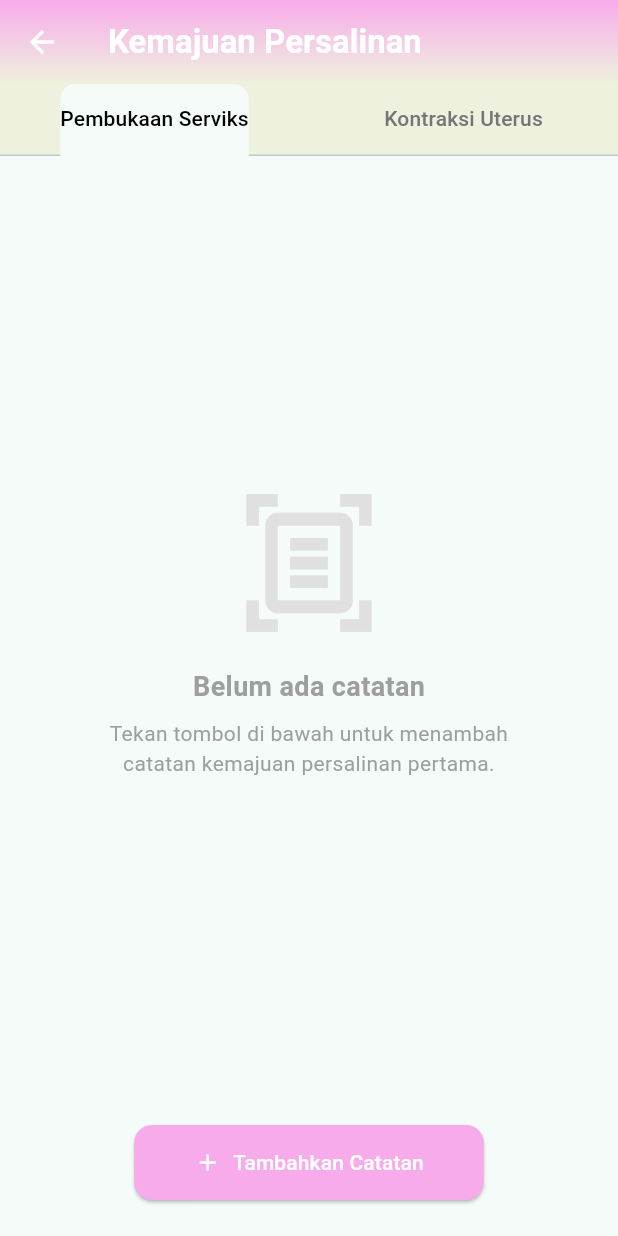
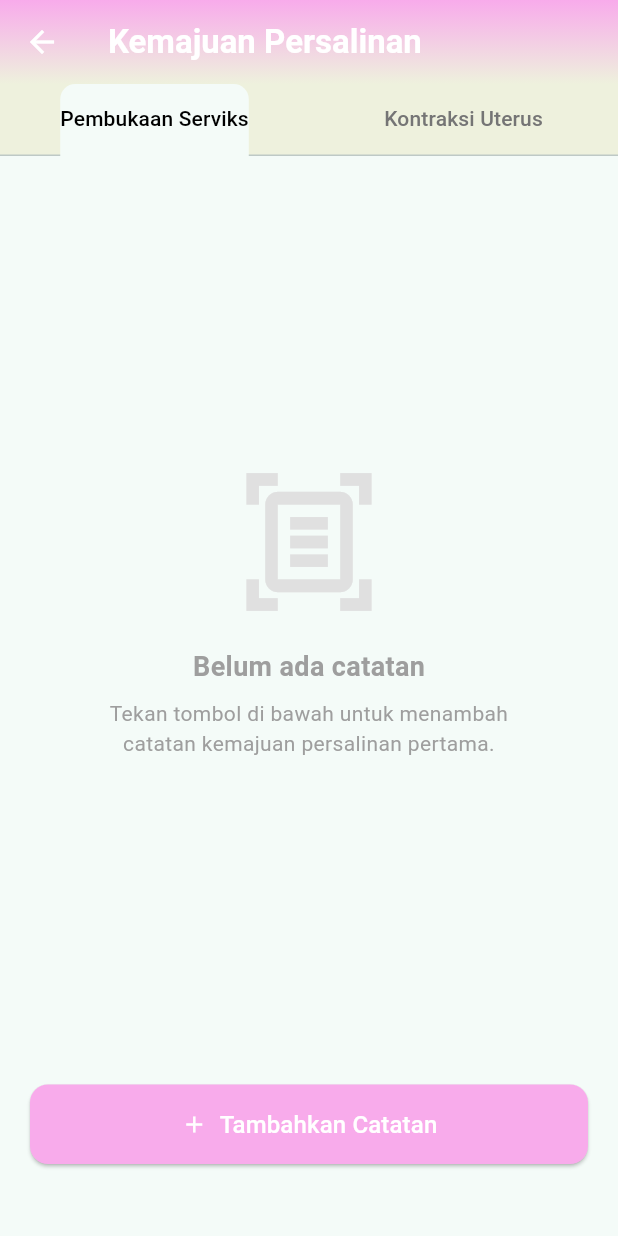
Before and after one commit to Asddqphn1/app_partograf, a Flutter app: the KemajuanPersalinan screen opened directly with empty values, on a phone screen of 412 x 824 dp. Run offline on Flutter 3.47's test engine with Material 3 defaults, Android fonts, the light colour scheme and no system bars; our stand-ins replace cloud_firestore, firebase_auth, firebase_core, google_sign_in, webview_flutter; accounts and stored records are empty.

Commit message:
🔥fix: Increase bottom padding to prevent button overlap with system navbar

```diff
--- a/lib/modules/pasien/catatanPerkembangan/kemajuan_persalinan.dart
+++ b/lib/modules/pasien/catatanPerkembangan/kemajuan_persalinan.dart
@@ -333,7 +333,7 @@ class _KemajuanPersalinanState extends State<KemajuanPersalinan> with SingleTick
     );
   }
 
-  // ===== PERUBAHAN: Helper ini dibuat lebih umum =====
+  // ===== PERUBAHAN: Padding bawah ditambah agar tombol tidak tertutup navbar sistem =====
   Widget _buildContentWithButton({
     required Widget content,
     required VoidCallback onPressed,
@@ -343,15 +343,19 @@ class _KemajuanPersalinanState extends State<KemajuanPersalinan> with SingleTick
       children: [
         Expanded(child: content),
         Padding(
-          padding: const EdgeInsets.only(bottom: 24.0, top: 10.0),
+          // Padding bawah ditambah dari 24.0 menjadi 48.0
+          padding: const EdgeInsets.only(bottom: 48.0, top: 10.0, left: 20.0, right: 20.0),
+          child: SizedBox(
+            width: double.infinity,
             child: ElevatedButton.icon(
               onPressed: onPressed,
               icon: const Icon(Icons.add, color: Colors.white),
-            label: Text(labelTombol, style: const TextStyle(color: Colors.white)),
+              label: Text(labelTombol, style: const TextStyle(color: Colors.white, fontSize: 16)),
               style: ElevatedButton.styleFrom(
                 backgroundColor: const Color(0xFFF8ABEB),
-              padding: const EdgeInsets.symmetric(vertical: 15, horizontal: 40),
+                padding: const EdgeInsets.symmetric(vertical: 15),
                 shape: RoundedRectangleBorder(borderRadius: BorderRadius.circular(12)),
+              ),
             ),
           ),
         ),
```
Lines whose indentation alone changed are shown as unchanged.
